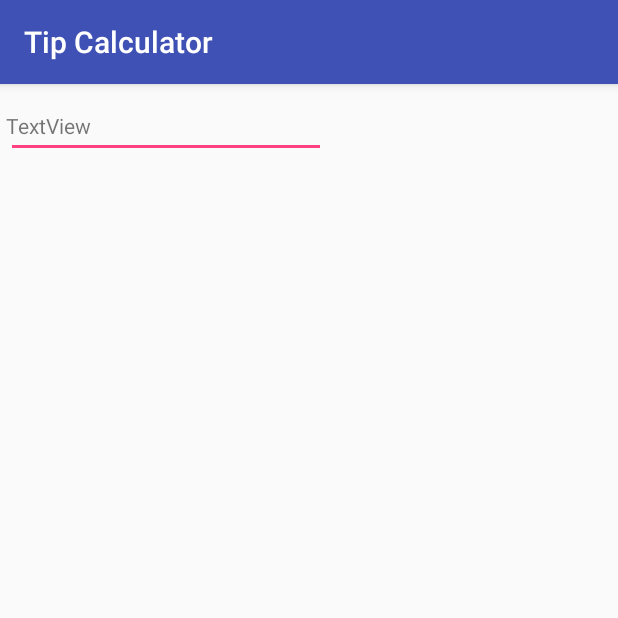
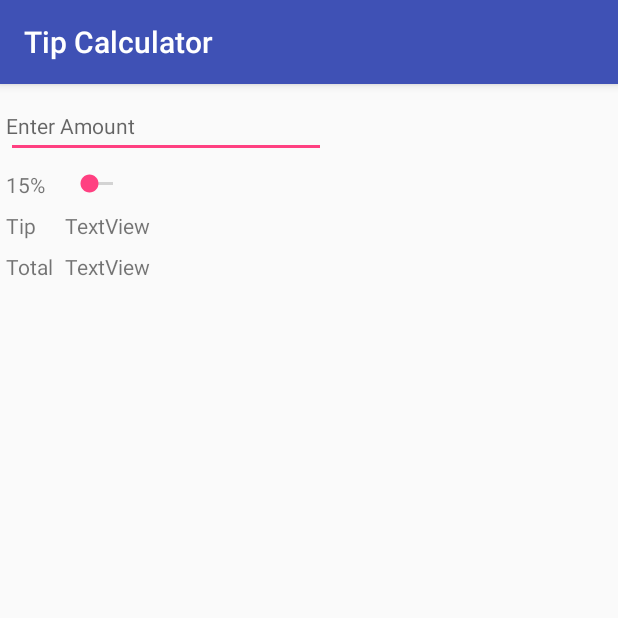
Before and after one commit to OlegVerechshagin/TipCalculator, an Android app: the screen it shows after launch (MainActivity), on a phone screen of 412 x 824 dp, the top half of it. Run offline under Robolectric (Android 15) with nearby library versions, the phone set to English and light mode, and no system bars.

Commit message:
Add new components (view).

```diff
--- a/app/src/main/res/layout/activity_main.xml
+++ b/app/src/main/res/layout/activity_main.xml
@@ -24,5 +24,41 @@
         android:layout_column="0"
         android:layout_columnSpan="2"
         android:layout_row="0"
+        android:hint="@string/enter_amount" />
+
+    <TextView
+        android:id="@+id/percentTextView"
+        android:layout_width="wrap_content"
+        android:layout_height="wrap_content"
+        android:text="@string/tip_percentage" />
+
+    <SeekBar
+        android:id="@+id/percentSeekBar"
+        android:layout_width="wrap_content"
+        android:layout_height="wrap_content" />
+
+    <TextView
+        android:id="@+id/tipLabelTextView"
+        android:layout_width="wrap_content"
+        android:layout_height="wrap_content"
+        android:text="@string/tip" />
+
+    <TextView
+        android:id="@+id/tipTextView"
+        android:layout_width="wrap_content"
+        android:layout_height="wrap_content"
         android:text="TextView" />
+
+    <TextView
+        android:id="@+id/totalLabelTextView"
+        android:layout_width="wrap_content"
+        android:layout_height="wrap_content"
+        android:text="@string/total" />
+
+    <TextView
+        android:id="@+id/totalTextView"
+        android:layout_width="wrap_content"
+        android:layout_height="wrap_content"
+        android:text="TextView" />
+
 </GridLayout>
--- a/app/src/main/res/values/strings.xml
+++ b/app/src/main/res/values/strings.xml
@@ -1,3 +1,7 @@
 <resources>
     <string name="app_name">Tip Calculator</string>
+    <string name="enter_amount">Enter Amount</string>
+    <string name="tip_percentage">15%</string>
+    <string name="tip">Tip</string>
+    <string name="total">Total</string>
 </resources>
```
Lines whose indentation alone changed are shown as unchanged.
